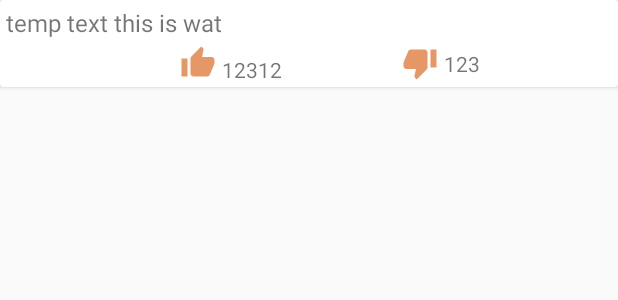
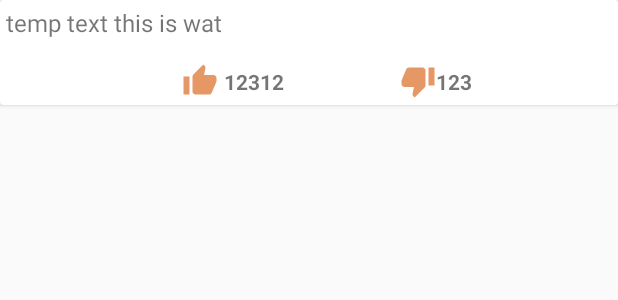
Before and after one commit to Joel-Jacob/NikeChallenge, an Android app: the layout definition_layout.xml on its own in the app's theme, with its tools: preview values and no code run, on a phone screen of 412 x 824 dp. Shown: the top 300 px of the screen. Run offline under Robolectric (Android 15) with nearby library versions, the phone set to English and light mode, and no system bars; network calls fail.

Commit message:
added features

```diff
--- a/app/src/main/java/com/example/nikechallenge/adapter/UDAdapter.kt
+++ b/app/src/main/java/com/example/nikechallenge/adapter/UDAdapter.kt
@@ -1,6 +1,5 @@
 package com.example.nikechallenge.adapter
 
-import android.util.Log
 import android.view.LayoutInflater
 import android.view.View
 import android.view.ViewGroup
--- a/app/src/main/res/layout/definition_layout.xml
+++ b/app/src/main/res/layout/definition_layout.xml
@@ -24,20 +24,24 @@
             android:id="@+id/thumbsUpButton"
             android:layout_width="wrap_content"
             android:layout_height="wrap_content"
-            android:layout_margin="4dp"
+            android:layout_marginTop="16dp"
+            android:layout_marginBottom="4dp"
             android:src="@drawable/ic_thumb_up"
             app:layout_constraintStart_toStartOf="parent"
             app:layout_constraintTop_toBottomOf="@+id/definitionTextView"
             app:layout_constraintEnd_toStartOf="@id/thumbsDownButton"
-            app:layout_constraintBottom_toBottomOf="parent"/>
+            app:layout_constraintBottom_toBottomOf="parent"
+            android:contentDescription="@string/thumbs_up" />
 
         <TextView
             android:id="@+id/thumbsUpTextView"
             android:layout_width="wrap_content"
             android:layout_height="wrap_content"
-            android:layout_marginTop="8dp"
+            android:layout_marginTop="16dp"
             android:layout_marginStart="4dp"
             android:layout_marginEnd="16dp"
+            android:layout_marginBottom="4dp"
+            android:textStyle="bold"
             app:layout_constraintStart_toEndOf="@+id/thumbsUpButton"
             app:layout_constraintTop_toBottomOf="@id/definitionTextView"
             app:layout_constraintBottom_toBottomOf="parent"
@@ -48,17 +52,21 @@
             android:layout_width="wrap_content"
             android:layout_height="wrap_content"
             android:src="@drawable/ic_thumb_down"
-            android:layout_margin="4dp"
+            android:layout_marginTop="16dp"
+            android:layout_marginBottom="4dp"
             app:layout_constraintTop_toBottomOf="@+id/definitionTextView"
             app:layout_constraintStart_toEndOf="@id/thumbsUpButton"
             app:layout_constraintEnd_toEndOf="parent"
-            app:layout_constraintBottom_toBottomOf="parent"/>
+            app:layout_constraintBottom_toBottomOf="parent"
+            android:contentDescription="@string/thumbs_down" />
 
         <TextView
             android:id="@+id/thumbsDownTextView"
             android:layout_width="wrap_content"
             android:layout_height="wrap_content"
-            android:layout_margin="4dp"
+            android:layout_marginTop="16dp"
+            android:layout_marginBottom="4dp"
+            android:textStyle="bold"
             app:layout_constraintTop_toBottomOf="@id/definitionTextView"
             app:layout_constraintStart_toEndOf="@+id/thumbsDownButton"
             app:layout_constraintBottom_toBottomOf="parent"
--- a/app/src/main/res/values/colors.xml
+++ b/app/src/main/res/values/colors.xml
@@ -3,4 +3,6 @@
     <color name="colorPrimary">#6200EE</color>
     <color name="colorPrimaryDark">#E59866</color>
     <color name="colorAccent">#E59866</color>
+    <color name="background">#34495E</color>
+    <color name="white">#FDFEFE</color>
 </resources>
--- a/app/src/main/res/values/strings.xml
+++ b/app/src/main/res/values/strings.xml
@@ -1,3 +1,7 @@
 <resources>
     <string name="app_name">NikeChallenge</string>
+    <string name="type_any_word">Type any word...</string>
+    <string name="search">search</string>
+    <string name="thumbs_down">thumbs_down</string>
+    <string name="thumbs_up">thumbs_up</string>
 </resources>
```
Also changed, not shown: app/src/main/java/com/example/nikechallenge/view/MainActivity.kt (+22 -3 lines), app/src/main/java/com/example/nikechallenge/viewmodel/UDViewModel.kt (+37 -8 lines), app/src/main/res/layout/activity_main.xml (+45 -18 lines).
